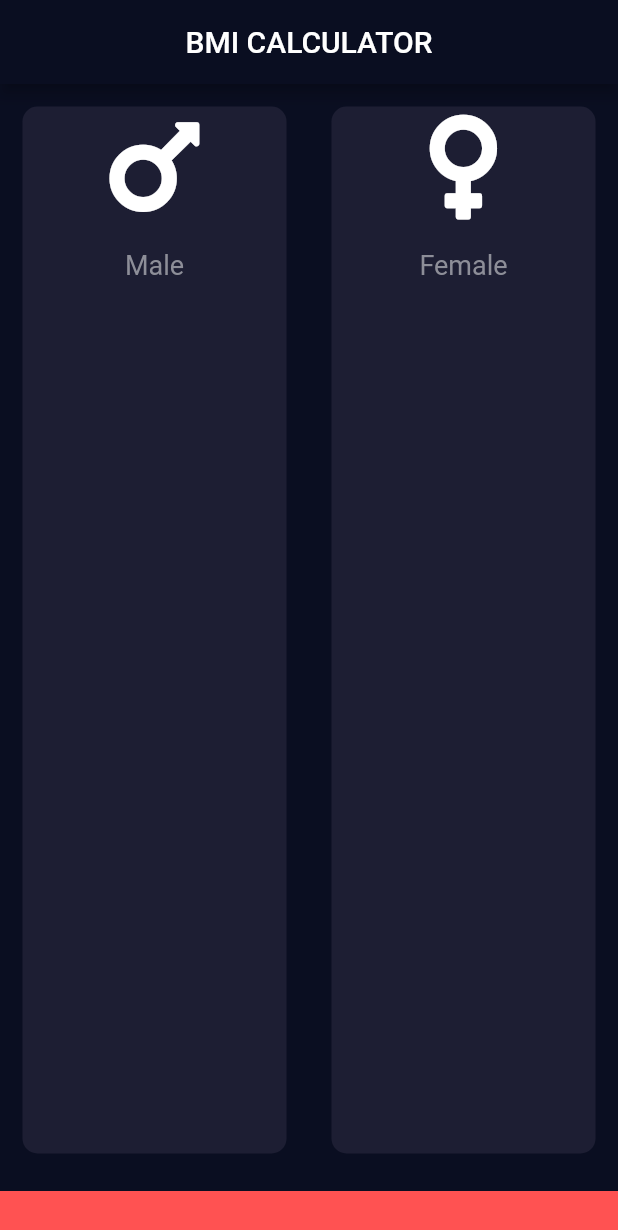
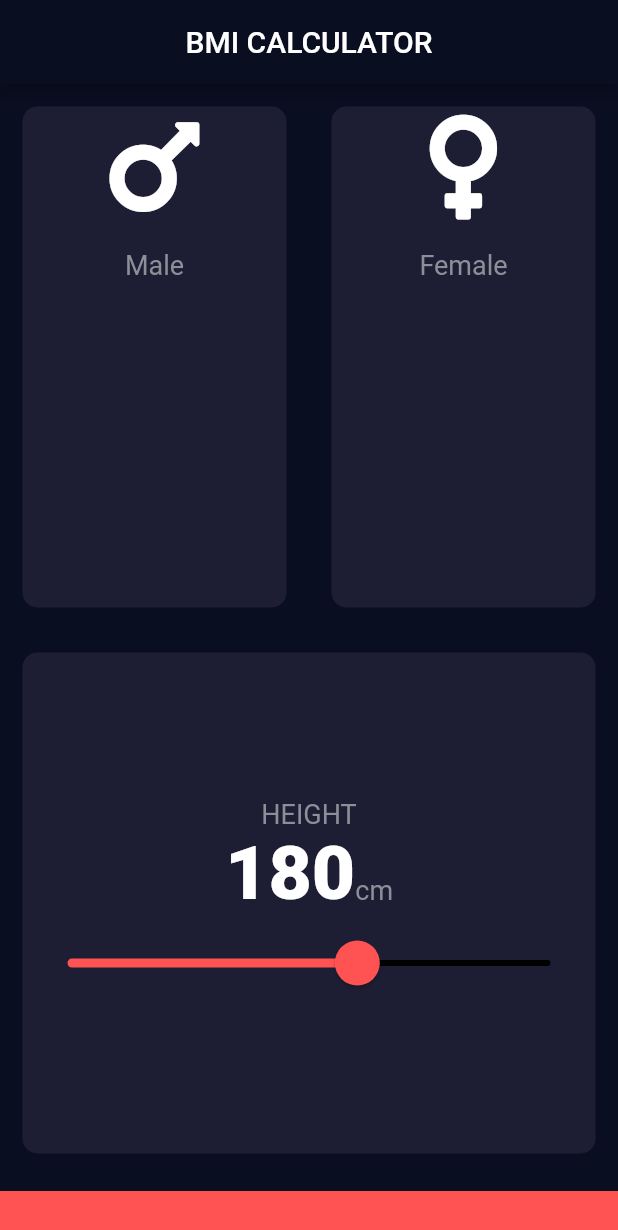
Before and after one commit to edge555/BMI-Calculator, a Flutter app: the screen it shows after launch, on a phone screen of 412 x 824 dp. Shown: the top 1230 px of the screen. Run offline on Flutter 3.47's test engine with Material 2 defaults, Android fonts, the phone set to English and light mode, and no system bars; our stand-ins replace font_awesome_flutter.

Commit message:
Add slider

```diff
--- /dev/null
+++ b/lib/constants.dart
@@ -0,0 +1,14 @@
+import 'package:flutter/material.dart';
+
+const kBottomContainerColor = Colors.redAccent;
+const kBottomContainerHeight = 30.0;
+const kActiveCardColor = Colors.redAccent;
+const kInactiveCardColor = Color(0xFF1D1E33);
+const kNumberTextStyle = TextStyle(
+fontSize: 50.0,
+fontWeight: FontWeight.w900,
+);
+const kLabelTextStyle = TextStyle(
+  fontSize: 18.0,
+  color: Color(0xFF8D8E98),
+);
--- a/lib/icon_content.dart
+++ b/lib/icon_content.dart
@@ -1,5 +1,5 @@
 import 'package:flutter/material.dart';
-import 'input_page.dart';
+import 'constants.dart';
 
 class iconContent extends StatelessWidget {
   iconContent({required this.gender,required this.genderIcon});
@@ -19,7 +19,7 @@ class iconContent extends StatelessWidget {
         ),
         Text(
           gender,
-          style: labelTextStyle,
+          style: kLabelTextStyle,
         ),
       ],
     );
--- a/lib/input_page.dart
+++ b/lib/input_page.dart
@@ -1,23 +1,10 @@
+import 'package:flutter/material.dart';
+import 'package:font_awesome_flutter/font_awesome_flutter.dart';
 import 'package:bmi_calculator/reuseable_card.dart';
 import 'package:bmi_calculator/icon_content.dart';
-import 'package:flutter/material.dart';
-import 'package:font_awesome_flutter/font_awesome_flutter.dart';
+import 'constants.dart';
 
-
-const bottomContainerColor = Colors.redAccent;
-const bottomContainerHeight = 30.0;
-const activeCardColor = Colors.redAccent;
-const inactiveCardColor = Color(0xFF1D1E33);
-const labelTextStyle = TextStyle(
-  fontSize: 18.0,
-  color: Color(0xFF8D8E98),
-);
-
-enum Gender{
-  male,
-  female,
-  none
-}
+enum Gender { male, female, none }
 
 class InputPage extends StatefulWidget {
   @override
@@ -25,10 +12,10 @@ class InputPage extends StatefulWidget {
 }
 
 class _InputPageState extends State<InputPage> {
-  Color maleCardColor = inactiveCardColor;
-  Color femaleCardColor = inactiveCardColor;
+  Color maleCardColor = kInactiveCardColor;
+  Color femaleCardColor = kInactiveCardColor;
   Gender selectedGender = Gender.none;
-
+  int height = 180;
   @override
   Widget build(BuildContext context) {
     return Scaffold(
@@ -36,43 +23,94 @@ class _InputPageState extends State<InputPage> {
         title: const Center(child: Text('BMI CALCULATOR')),
       ),
       body: Column(
+        crossAxisAlignment: CrossAxisAlignment.stretch,
         children: <Widget>[
           Expanded(
               child: Row(
             children: <Widget>[
               Expanded(
-                child: GestureDetector(
-                  onTap: (){
+                child: reuseablecard(
+                  onPress: () {
                     setState(() {
                       selectedGender = Gender.male;
                     });
                   },
-                  child: reuseablecard(
-                    colour: selectedGender == Gender.male ? activeCardColor : inactiveCardColor,
-                    cardChild: iconContent(gender: 'Male', genderIcon: FontAwesomeIcons.mars,),
+                  colour: selectedGender == Gender.male
+                      ? kActiveCardColor
+                      : kInactiveCardColor,
+                  cardChild: iconContent(
+                    gender: 'Male',
+                    genderIcon: FontAwesomeIcons.mars,
                   ),
                 ),
               ),
               Expanded(
-                child: GestureDetector(
-                  onTap: (){
+                child: reuseablecard(
+                  onPress: () {
                     setState(() {
                       selectedGender = Gender.female;
                     });
                   },
-                  child: reuseablecard(
-                    colour: selectedGender == Gender.female ? activeCardColor : inactiveCardColor,
-                    cardChild: iconContent(gender: 'Female',genderIcon: FontAwesomeIcons.venus),
-                  ),
+                  colour: selectedGender == Gender.female
+                      ? kActiveCardColor
+                      : kInactiveCardColor,
+                  cardChild: iconContent(
+                      gender: 'Female', genderIcon: FontAwesomeIcons.venus),
                 ),
               ),
             ],
           )),
-          // Expanded(
-          //   child: reuseablecard(
-          //     activeCardColor,
-          //   ),
-          // ),
+          Expanded(
+            child: reuseablecard(
+              colour: kInactiveCardColor,
+              cardChild: Column(
+                mainAxisAlignment: MainAxisAlignment.center,
+                children: <Widget>[
+                  const Text(
+                    'HEIGHT',
+                    style: kLabelTextStyle,
+                  ),
+                  Row(
+                    mainAxisAlignment: MainAxisAlignment.center,
+                    crossAxisAlignment: CrossAxisAlignment.baseline,
+                    textBaseline: TextBaseline.alphabetic,
+                    children: <Widget>[
+                      Text(height.toString(), style: kNumberTextStyle),
+                      const Text(
+                        'cm',
+                        style: kLabelTextStyle,
+                      )
+                    ],
+                  ),
+                  SliderTheme(
+                    data: SliderTheme.of(context).copyWith(
+                      inactiveTrackColor: Color(0xFF8D8E98),
+                      activeTrackColor: Colors.white,
+                      thumbColor: Color(0xFFEB1555),
+                      overlayColor: Color(0x29EB1555),
+                      thumbShape:
+                          RoundSliderThumbShape(enabledThumbRadius: 15.0),
+                      overlayShape:
+                          RoundSliderOverlayShape(overlayRadius: 30.0),
+                    ),
+                    child: Slider(
+                      value: height.toDouble(),
+                      min: 120.0,
+                      max: 220.0,
+                      activeColor: Colors.redAccent,
+                      inactiveColor: Colors.black,
+                      onChanged: (double value) {
+                        setState(() {
+                          height = value.round();
+                        });
+                      },
+                    ),
+                  )
+                ],
+              ),
+              onPress: () {},
+            ),
+          ),
           // Expanded(
           //     child: Row(
           //   children: <Widget>[
@@ -89,10 +127,10 @@ class _InputPageState extends State<InputPage> {
           //   ],
           // )),
           Container(
-            color: bottomContainerColor,
+            color: kBottomContainerColor,
             margin: EdgeInsets.only(top: 10.0),
             width: double.infinity,
-            height: bottomContainerHeight,
+            height: kBottomContainerHeight,
           )
         ],
       ),
--- a/lib/reuseable_card.dart
+++ b/lib/reuseable_card.dart
@@ -1,18 +1,23 @@
 import 'package:flutter/material.dart';
 
 class reuseablecard extends StatelessWidget {
-  reuseablecard({required this.colour, required this.cardChild});
+  reuseablecard({required this.colour, required this.cardChild, required this.onPress});
 
   final Color colour;
   final Widget cardChild;
+  final VoidCallback onPress;
+
   @override
   Widget build(BuildContext context) {
-    return Container(
-      child: cardChild,
-      margin: EdgeInsets.all(15.0),
-      decoration: BoxDecoration(
-        color: colour,
-        borderRadius: BorderRadius.circular(10.0),
+    return GestureDetector(
+      onTap: onPress,
+      child: Container(
+        child: cardChild,
+        margin: EdgeInsets.all(15.0),
+        decoration: BoxDecoration(
+          color: colour,
+          borderRadius: BorderRadius.circular(10.0),
+        ),
       ),
     );
   }
```
